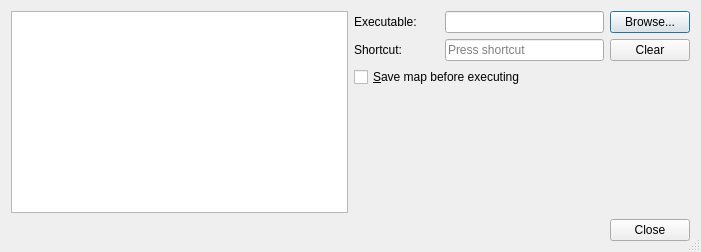
Qt form src/tiled/commanddialog.ui (mapeditor/tiled) before a commit.
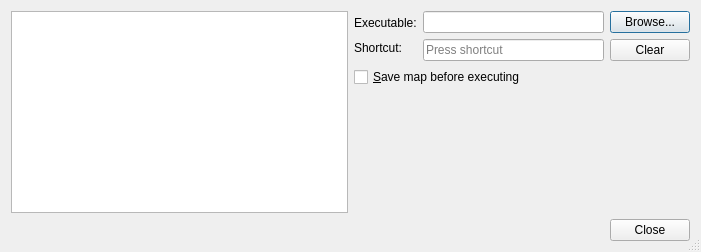
The same form after that commit. Custom widgets are drawn as their Qt base class.

Patch:
```diff
--- a/src/tiled/commanddialog.ui
+++ b/src/tiled/commanddialog.ui
@@ -53,27 +53,46 @@
      <item>
       <layout class="QVBoxLayout" name="verticalLayout_3">
        <item>
-        <layout class="QHBoxLayout" name="horizontalLayout_4">
+        <layout class="QHBoxLayout" name="horizontalLayout_5">
+         <property name="sizeConstraint">
+          <enum>QLayout::SetDefaultConstraint</enum>
+         </property>
+         <item>
+          <layout class="QVBoxLayout" name="verticalLayout_4">
+           <property name="sizeConstraint">
+            <enum>QLayout::SetDefaultConstraint</enum>
+           </property>
          <item>
           <widget class="QLabel" name="label_2">
            <property name="sizePolicy">
-            <sizepolicy hsizetype="Fixed" vsizetype="Fixed">
+              <sizepolicy hsizetype="Minimum" vsizetype="Fixed">
              <horstretch>0</horstretch>
              <verstretch>0</verstretch>
             </sizepolicy>
            </property>
-           <property name="minimumSize">
-            <size>
-             <width>85</width>
-             <height>0</height>
-            </size>
-           </property>
            <property name="text">
             <string>Executable:</string>
            </property>
           </widget>
          </item>
          <item>
+            <widget class="QLabel" name="label">
+             <property name="sizePolicy">
+              <sizepolicy hsizetype="Minimum" vsizetype="Fixed">
+               <horstretch>0</horstretch>
+               <verstretch>0</verstretch>
+              </sizepolicy>
+             </property>
+             <property name="text">
+              <string>Shortcut:</string>
+             </property>
+            </widget>
+           </item>
+          </layout>
+         </item>
+         <item>
+          <layout class="QVBoxLayout" name="verticalLayout_5">
+           <item>
           <widget class="QLineEdit" name="commandEdit">
            <property name="inputMask">
             <string/>
@@ -81,36 +100,6 @@
           </widget>
          </item>
          <item>
-          <widget class="QPushButton" name="browseButton">
-           <property name="text">
-            <string>Browse...</string>
-           </property>
-          </widget>
-         </item>
-        </layout>
-       </item>
-       <item>
-        <layout class="QHBoxLayout" name="horizontalLayout_3">
-         <item>
-          <widget class="QLabel" name="label">
-           <property name="sizePolicy">
-            <sizepolicy hsizetype="Fixed" vsizetype="Fixed">
-             <horstretch>0</horstretch>
-             <verstretch>0</verstretch>
-            </sizepolicy>
-           </property>
-           <property name="minimumSize">
-            <size>
-             <width>85</width>
-             <height>0</height>
-            </size>
-           </property>
-           <property name="text">
-            <string>Shortcut:</string>
-           </property>
-          </widget>
-         </item>
-         <item>
           <widget class="QKeySequenceEdit" name="keySequenceEdit">
            <property name="sizePolicy">
             <sizepolicy hsizetype="Expanding" vsizetype="Fixed">
@@ -120,12 +109,25 @@
            </property>
           </widget>
          </item>
+          </layout>
+         </item>
+         <item>
+          <layout class="QVBoxLayout" name="verticalLayout_6">
+           <item>
+            <widget class="QPushButton" name="browseButton">
+             <property name="text">
+              <string>Browse...</string>
+             </property>
+            </widget>
+           </item>
          <item>
           <widget class="QPushButton" name="clearButton">
            <property name="text">
             <string>Clear</string>
            </property>
           </widget>
+           </item>
+          </layout>
          </item>
         </layout>
        </item>
```
Lines whose indentation alone changed are shown as unchanged.
